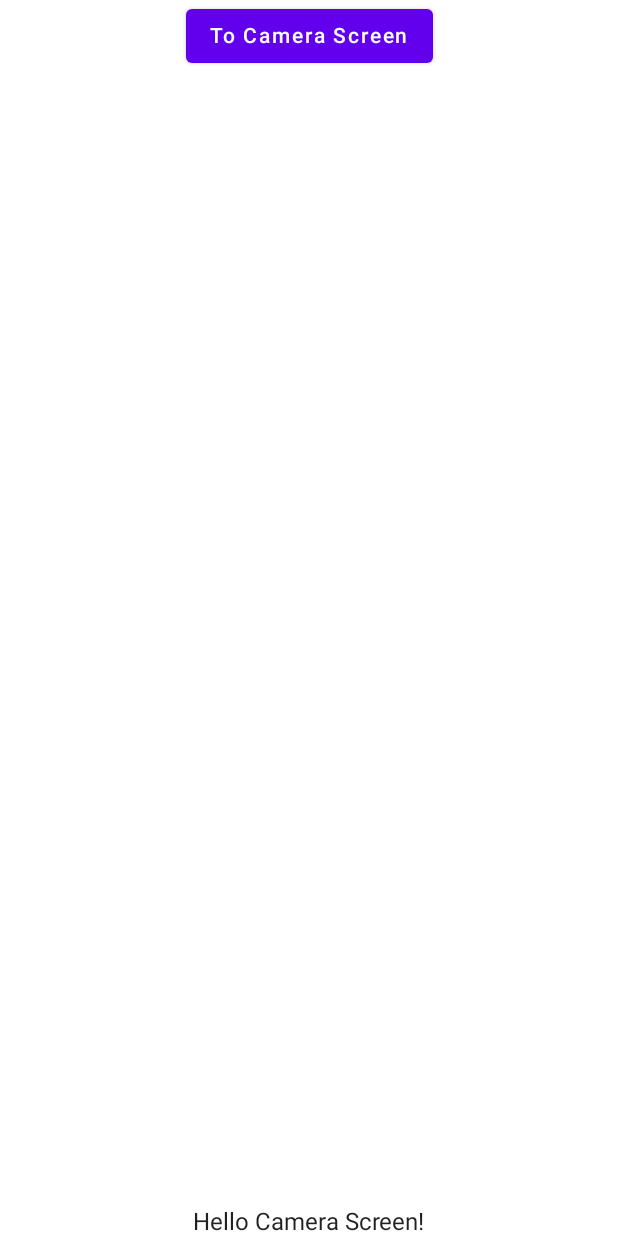
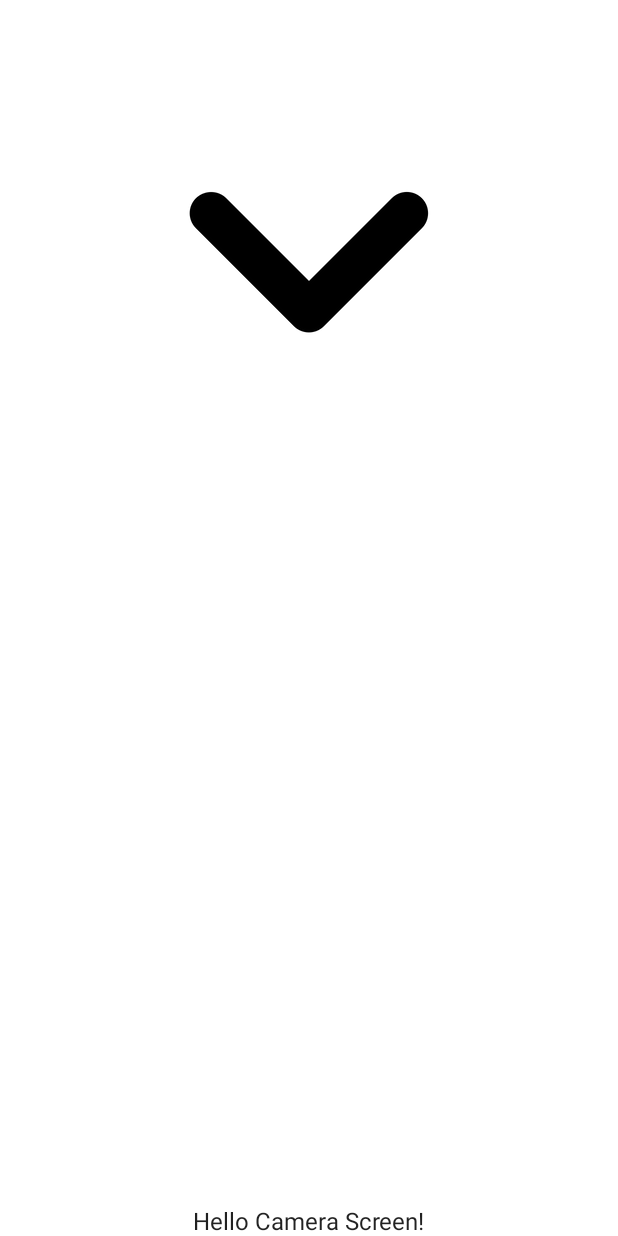
Before and after one commit to aca22jht/AugRealityAIArt, an Android app built with Jetpack Compose: the ChatbotActivity screen opened directly, with no data from a screen before it, on a phone screen of 412 x 824 dp. Run offline under Robolectric (Android 15) with nearby library versions, the phone set to English and light mode, and no system bars.

Commit message:
Added down arrow image to Retract Chatbot Screen button

```diff
--- a/app/src/main/java/team6/project/frontend/ChatbotActivity.kt
+++ b/app/src/main/java/team6/project/frontend/ChatbotActivity.kt
@@ -4,18 +4,17 @@ import android.content.Intent
 import android.os.Bundle
 import androidx.activity.ComponentActivity
 import androidx.activity.compose.setContent
-import androidx.compose.foundation.layout.Arrangement
-import androidx.compose.foundation.layout.Column
-import androidx.compose.foundation.layout.fillMaxSize
-import androidx.compose.material.Button
+import androidx.compose.foundation.Image
+import androidx.compose.foundation.clickable
+import androidx.compose.foundation.layout.*
 import androidx.compose.material.MaterialTheme
 import androidx.compose.material.Surface
-import androidx.compose.material.Text
 import androidx.compose.runtime.Composable
 import androidx.compose.ui.Alignment
 import androidx.compose.ui.Modifier
-import androidx.compose.ui.tooling.preview.Preview
+import androidx.compose.ui.res.painterResource
 import team6.project.frontend.theme.AugRealityAIArtTheme
+import team6.project.R
 
 class ChatbotActivity : ComponentActivity() {
     override fun onCreate(savedInstanceState: Bundle?) {
@@ -52,7 +51,10 @@ fun ChatbotScreen(toCameraScreen: () -> Unit, modifier: Modifier = Modifier) {
 
 @Composable
 fun RetractScreenButton(onClick: () -> Unit) {
-    Button(onClick = onClick) {
-        Text(text = "To Camera Screen")
-    }
+    val image = painterResource(id = R.drawable.keyboard_down_arrow)
+    Image(
+        painter = image,
+        contentDescription = "To Camera Screen",
+        modifier = Modifier.clickable { onClick() }
+    )
 }
```
Also changed, not shown: app/src/main/res/drawable-nodpi/keyboard_down_arrow.png (added).
